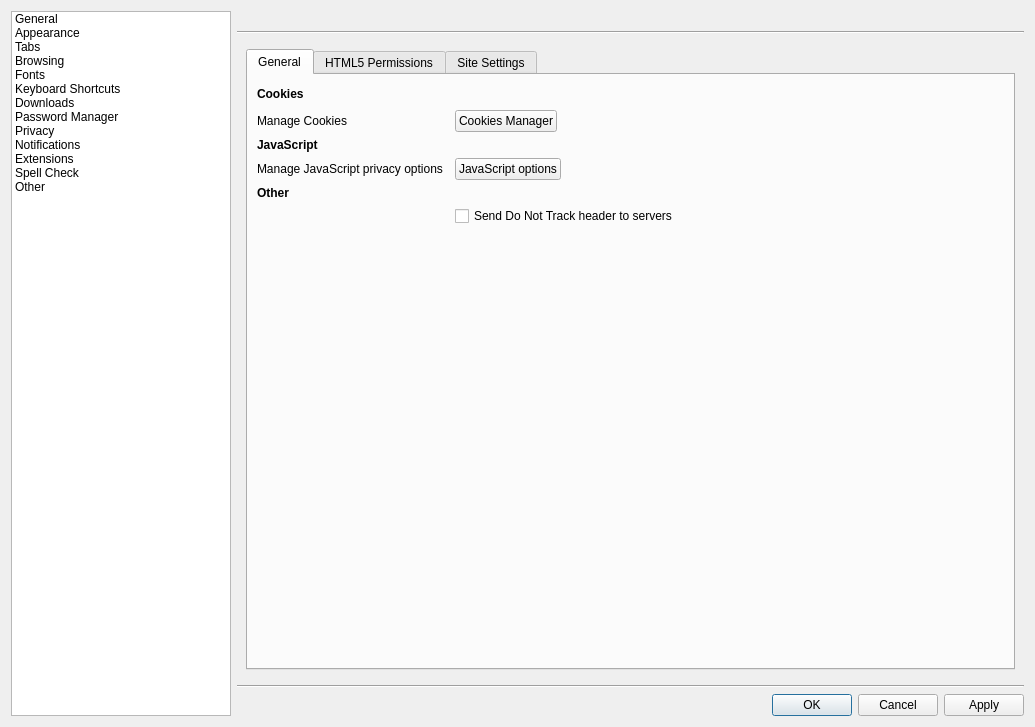
osza-tools/osza-browser, file src/lib/preferences/preferences.ui: the form before one commit.
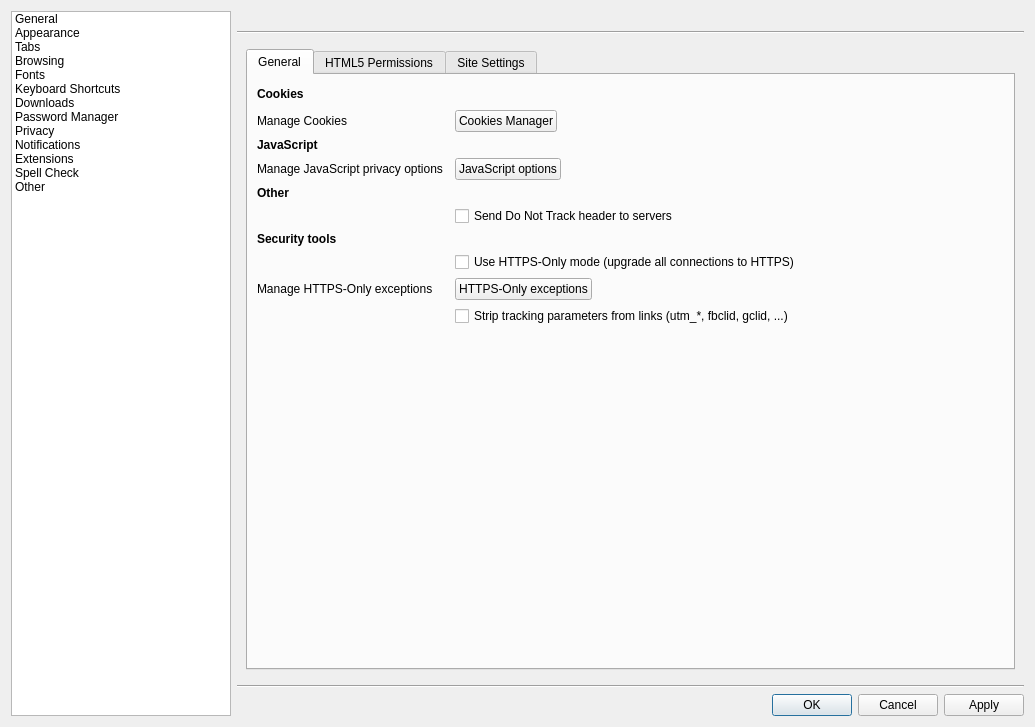
The form after the commit. The open tabs and pages were chosen to show the change. Custom widgets are drawn as their Qt base class.

Commit message: app: fix the startup crash; add the first security tools

What changed in the file:
```diff
--- a/src/lib/preferences/preferences.ui
+++ b/src/lib/preferences/preferences.ui
@@ -2304,6 +2304,89 @@
                  </property>
                 </widget>
                </item>
+               <item row="9" column="0">
+                <widget class="QLabel" name="labelSecurityTools">
+                 <property name="text">
+                  <string>&lt;b&gt;Security tools&lt;/b&gt;</string>
+                 </property>
+                </widget>
+               </item>
+               <item row="10" column="0">
+                <spacer name="horizontalSpacerHttpsOnly">
+                 <property name="orientation">
+                  <enum>Qt::Orientation::Horizontal</enum>
+                 </property>
+                 <property name="sizeType">
+                  <enum>QSizePolicy::Policy::Fixed</enum>
+                 </property>
+                 <property name="sizeHint" stdset="0">
+                  <size>
+                   <width>20</width>
+                   <height>20</height>
+                  </size>
+                 </property>
+                </spacer>
+               </item>
+               <item row="10" column="2">
+                <widget class="QCheckBox" name="httpsOnly">
+                 <property name="toolTip">
+                  <string>Automatically upgrade all insecure http:// connections to https://.
+Local and private network addresses are never upgraded.</string>
+                 </property>
+                 <property name="text">
+                  <string>Use HTTPS-Only mode (upgrade all connections to HTTPS)</string>
+                 </property>
+                </widget>
+               </item>
+               <item row="11" column="0">
+                <widget class="QLabel" name="labelHttpsOnlyExceptions">
+                 <property name="mouseTracking">
+                  <bool>false</bool>
+                 </property>
+                 <property name="text">
+                  <string>Manage HTTPS-Only exceptions</string>
+                 </property>
+                </widget>
+               </item>
+               <item row="11" column="2">
+                <widget class="QPushButton" name="httpsOnlyExceptionsButton">
+                 <property name="sizePolicy">
+                  <sizepolicy hsizetype="Fixed" vsizetype="Fixed">
+                   <horstretch>0</horstretch>
+                   <verstretch>0</verstretch>
+                  </sizepolicy>
+                 </property>
+                 <property name="text">
+                  <string>HTTPS-Only exceptions</string>
+                 </property>
+                </widget>
+               </item>
+               <item row="12" column="0">
+                <spacer name="horizontalSpacerStripTracking">
+                 <property name="orientation">
+                  <enum>Qt::Orientation::Horizontal</enum>
+                 </property>
+                 <property name="sizeType">
+                  <enum>QSizePolicy::Policy::Fixed</enum>
+                 </property>
+                 <property name="sizeHint" stdset="0">
+                  <size>
+                   <width>20</width>
+                   <height>20</height>
+                  </size>
+                 </property>
+                </spacer>
+               </item>
+               <item row="12" column="2">
+                <widget class="QCheckBox" name="stripTrackingQuery">
+                 <property name="toolTip">
+                  <string>Remove known tracking parameters (utm_*, fbclid, gclid, ...) from URLs before loading them.</string>
+                 </property>
+                 <property name="text">
+                  <string>Strip tracking parameters from links (utm_*, fbclid, gclid, ...)</string>
+                 </property>
+                </widget>
+               </item>
                <item row="0" column="0">
                 <widget class="QLabel" name="label_12">
                  <property name="text">
@@ -2344,7 +2427,7 @@
                  </property>
                 </widget>
                </item>
-               <item row="9" column="0" colspan="3">
+               <item row="13" column="0" colspan="3">
                 <spacer name="verticalSpacer_3">
                  <property name="orientation">
                   <enum>Qt::Orientation::Vertical</enum>
```
The commit also changes 15 other files.
